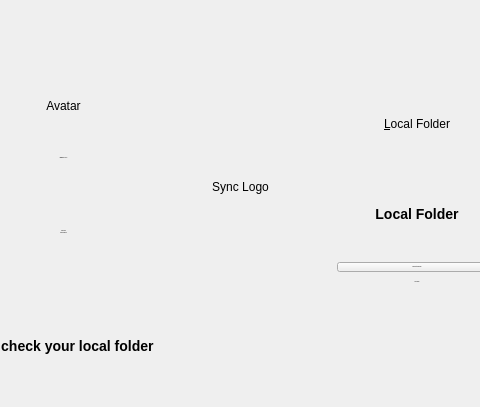
Qt form src/gui/wizard/owncloudadvancedsetuppage.ui (nextmcloud/desktop) before a commit; both pictures show x 90 to 570 and y 0 to 407 of the 660 by 635 pixel window.
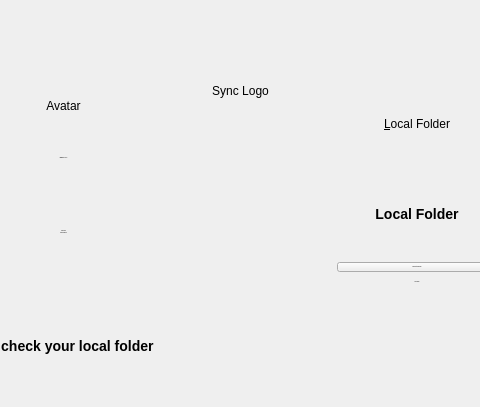
The same form after that commit.

```diff
--- a/src/gui/wizard/owncloudadvancedsetuppage.ui
+++ b/src/gui/wizard/owncloudadvancedsetuppage.ui
@@ -234,7 +234,7 @@
              <property name="sizeHint" stdset="0">
               <size>
                <width>20</width>
-               <height>52</height>
+               <height>60</height>
               </size>
              </property>
             </spacer>
@@ -251,7 +251,7 @@
               <string>Sync Logo</string>
              </property>
              <property name="alignment">
-              <set>Qt::AlignCenter</set>
+              <set>Qt::AlignHCenter|Qt::AlignTop</set>
              </property>
             </widget>
            </item>
```
Left out of the diff: 20 changed lines with no effect on the pictures.
